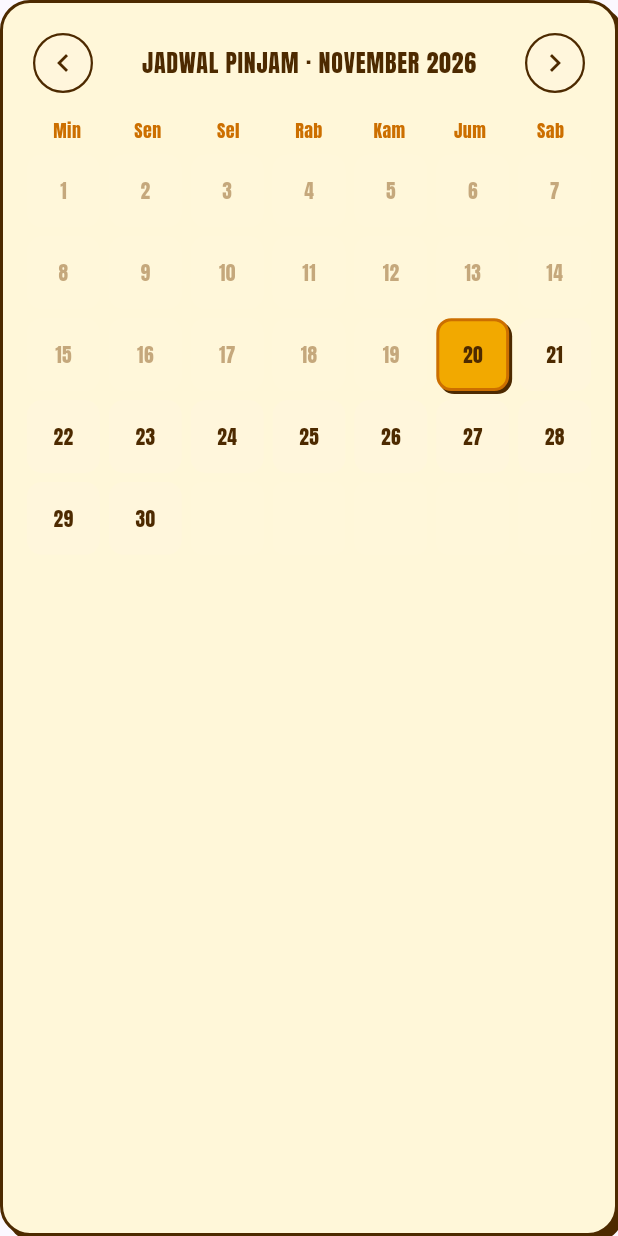
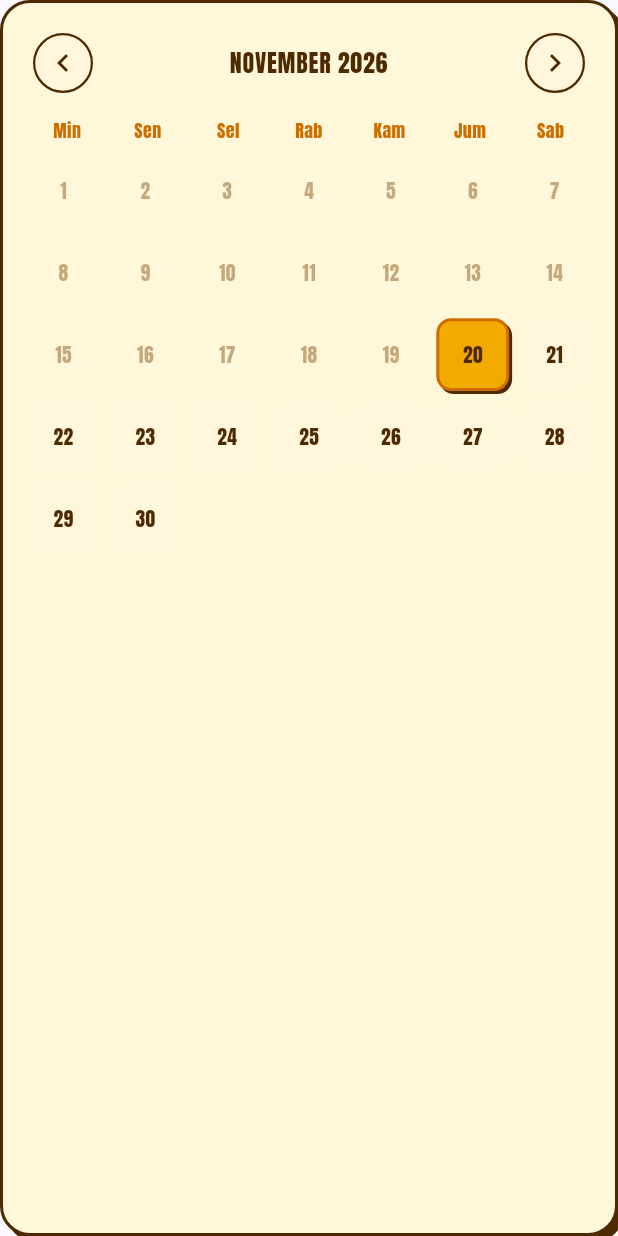
Before and after one commit to PBP-A-13/SaLinkMobile, a Flutter app: the PinjamCalendarWidget widget shown alone on an empty page, opened directly with empty values, on a phone screen of 412 x 824 dp. Run offline on Flutter 3.47's test engine with Material 3 defaults, Android fonts, the phone set to English and light mode, and no system bars; our stand-ins replace shared_preferences; missing offline and left inert: pbp_django_auth; accounts and stored records are empty; network calls fail.

Commit message:
chore(ci): update workflow triggers, expand widget tests, and fix flex layouts

```diff
--- a/lib/screens/saling_pinjam/widgets/pinjam_calendar_widget.dart
+++ b/lib/screens/saling_pinjam/widgets/pinjam_calendar_widget.dart
@@ -66,13 +66,18 @@ class PinjamCalendarWidget extends StatelessWidget {
                   onDateSelected(prev);
                 },
               ),
-              Text(
-                'JADWAL PINJAM · ${_months[month - 1].toUpperCase()} $year',
-                style: const TextStyle(
-                  fontFamily: 'Anton',
-                  fontSize: 16,
-                  color: darkBrown,
-                  letterSpacing: 0.5,
+              Expanded(
+                child: Text(
+                  '${_months[month - 1].toUpperCase()} $year',
+                  textAlign: TextAlign.center,
+                  style: const TextStyle(
+                    fontFamily: 'Anton',
+                    fontSize: 16,
+                    color: darkBrown,
+                    letterSpacing: 0.5,
+                  ),
+                  maxLines: 1,
+                  overflow: TextOverflow.ellipsis,
                 ),
               ),
               IconButton(
```
Also changed, not shown: lib/screens/saling_pinjam/saling_pinjam_page.dart (+17 -6 lines), 2 other files.
